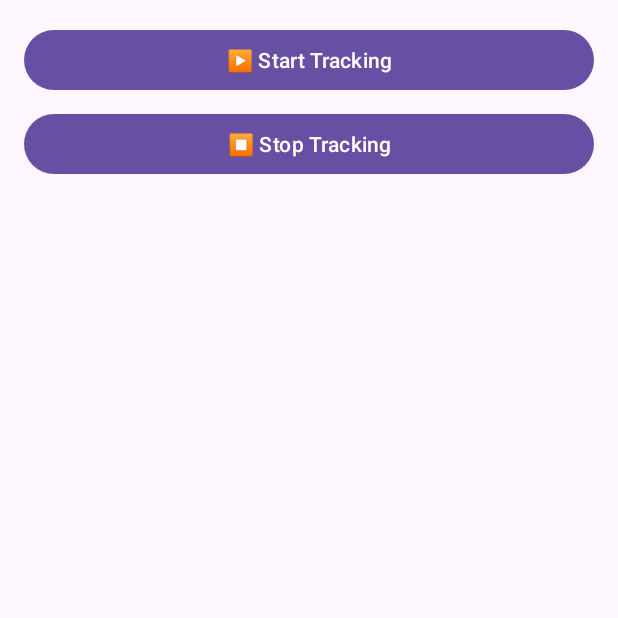
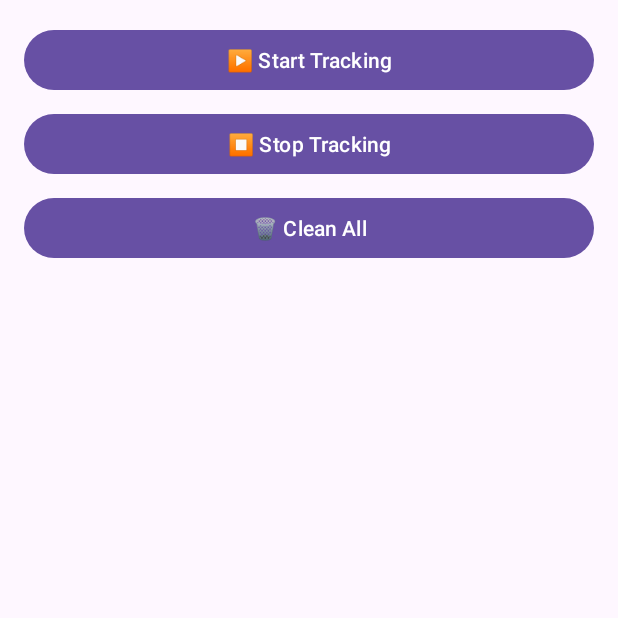
Before and after one commit to Ben-Aharoni/AppTracker, an Android app: the screen it shows after launch (MainActivity), after a tap on "▶️ Start Tracking", on a phone screen of 412 x 824 dp, the top half of it. Run offline under Robolectric (Android 15) with nearby library versions, the phone set to English and light mode, and no system bars.

Commit message:
added further ui\ux and impl

```diff
--- a/app/build.gradle.kts
+++ b/app/build.gradle.kts
@@ -9,7 +9,7 @@ android {
 
     defaultConfig {
         applicationId = "com.example.apptracker"
-        minSdk = 35
+        minSdk = 34
         targetSdk = 35
         versionCode = 1
         versionName = "1.0"
--- a/app/src/main/java/com/example/apptracker/ui/MainActivity.kt
+++ b/app/src/main/java/com/example/apptracker/ui/MainActivity.kt
@@ -3,10 +3,11 @@ package com.example.apptracker.ui
 import android.app.AppOpsManager
 import android.content.Context
 import android.content.Intent
-import android.os.Build
-import android.os.Bundle
+import android.os.*
 import android.provider.Settings
+import android.widget.Toast
 import androidx.appcompat.app.AppCompatActivity
+import androidx.core.content.ContextCompat
 import androidx.recyclerview.widget.LinearLayoutManager
 import com.example.apptracker.databinding.ActivityMainBinding
 import com.example.apptracker.service.AppUsageService
@@ -17,6 +18,15 @@ class MainActivity : AppCompatActivity() {
     private lateinit var binding: ActivityMainBinding
     private val adapter = AppUsageAdapter()
 
+    private val handler = Handler(Looper.getMainLooper())
+    private val refreshRunnable = object : Runnable {
+        override fun run() {
+            val updated = AppUsageStorage.loadEntries(this@MainActivity)
+            adapter.submitList(updated)
+            handler.postDelayed(this, 2000)
+        }
+    }
+
     override fun onCreate(savedInstanceState: Bundle?) {
         super.onCreate(savedInstanceState)
         binding = ActivityMainBinding.inflate(layoutInflater)
@@ -25,30 +35,39 @@ class MainActivity : AppCompatActivity() {
         binding.recyclerView.layoutManager = LinearLayoutManager(this)
         binding.recyclerView.adapter = adapter
 
+        val serviceIntent = Intent(this, AppUsageService::class.java)
+
         binding.btnStartService.setOnClickListener {
             if (!hasUsageAccessPermission()) {
                 startActivity(Intent(Settings.ACTION_USAGE_ACCESS_SETTINGS))
             } else {
-                val intent = Intent(this, AppUsageService::class.java)
-                if (Build.VERSION.SDK_INT >= Build.VERSION_CODES.O) {
-                    startForegroundService(intent)
-                } else {
-                    startService(intent)
-                }
+                ContextCompat.startForegroundService(this, serviceIntent)
+                Toast.makeText(this, "📡 Tracking Started", Toast.LENGTH_SHORT).show()
             }
         }
 
         binding.btnStopService.setOnClickListener {
-            val intent = Intent(this, AppUsageService::class.java)
-            stopService(intent)
+            stopService(serviceIntent)
+            Toast.makeText(this, "🛑 Tracking Stopped", Toast.LENGTH_SHORT).show()
         }
 
-        loadUsageData()
+        binding.btnClearData.setOnClickListener {
+            AppUsageStorage.clearEntries(this)
+            adapter.submitList(emptyList())
+            Toast.makeText(this, "🧹 Data Deleted", Toast.LENGTH_SHORT).show()
+        }
+
+        adapter.submitList(AppUsageStorage.loadEntries(this))
     }
 
-    private fun loadUsageData() {
-        val data = AppUsageStorage.loadEntries(this)
-        adapter.submitList(data)
+    override fun onResume() {
+        super.onResume()
+        handler.post(refreshRunnable)
+    }
+
+    override fun onPause() {
+        super.onPause()
+        handler.removeCallbacks(refreshRunnable)
     }
 
     private fun hasUsageAccessPermission(): Boolean {
--- a/app/src/main/res/layout/activity_main.xml
+++ b/app/src/main/res/layout/activity_main.xml
@@ -6,18 +6,25 @@
     android:orientation="vertical"
     android:padding="16dp">
 
-    <Button
+    <com.google.android.material.button.MaterialButton
         android:id="@+id/btnStartService"
         android:layout_width="match_parent"
         android:layout_height="wrap_content"
         android:text="▶️ Start Tracking" />
 
-    <Button
+    <com.google.android.material.button.MaterialButton
         android:id="@+id/btnStopService"
         android:layout_width="match_parent"
         android:layout_height="wrap_content"
         android:layout_marginTop="8dp"
         android:text="⏹ Stop Tracking" />
+
+    <com.google.android.material.button.MaterialButton
+        android:id="@+id/btnClearData"
+        android:layout_width="match_parent"
+        android:layout_height="wrap_content"
+        android:layout_marginTop="8dp"
+        android:text="🗑 Clean All" />
 
     <androidx.recyclerview.widget.RecyclerView
         android:id="@+id/recyclerView"
--- a/app/src/main/res/layout/item_app_usage.xml
+++ b/app/src/main/res/layout/item_app_usage.xml
@@ -4,6 +4,8 @@
     android:layout_margin="8dp"
     android:layout_width="match_parent"
     android:layout_height="wrap_content"
+    android:layout_marginBottom="8dp"
+    android:layoutDirection="ltr"
     android:elevation="4dp">
 
     <LinearLayout
```
Also changed, not shown: app/src/main/AndroidManifest.xml (+13 -2 lines), app/src/main/java/com/example/apptracker/service/AppUsageService.kt (+27 -3 lines), app/src/main/java/com/example/apptracker/util/AppUsageStorage.kt (+8 -0 lines).
